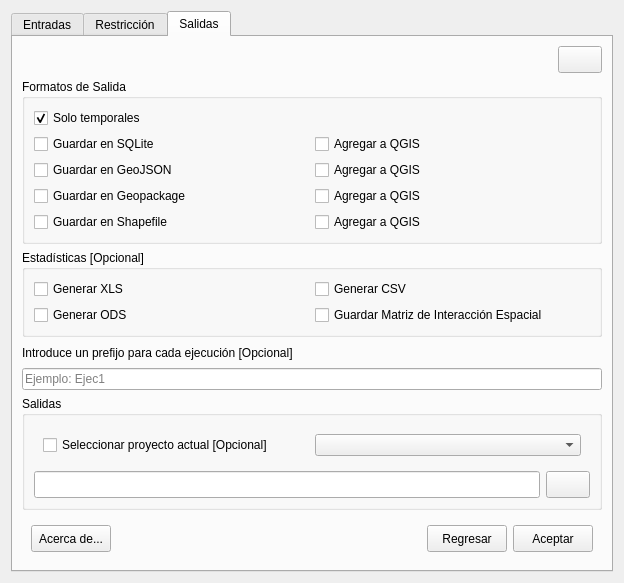
Above: spatial_interaction_models_dialog_base.ui from SirHades696/SpatialInteractionModels before the change. Below: the same form after it.
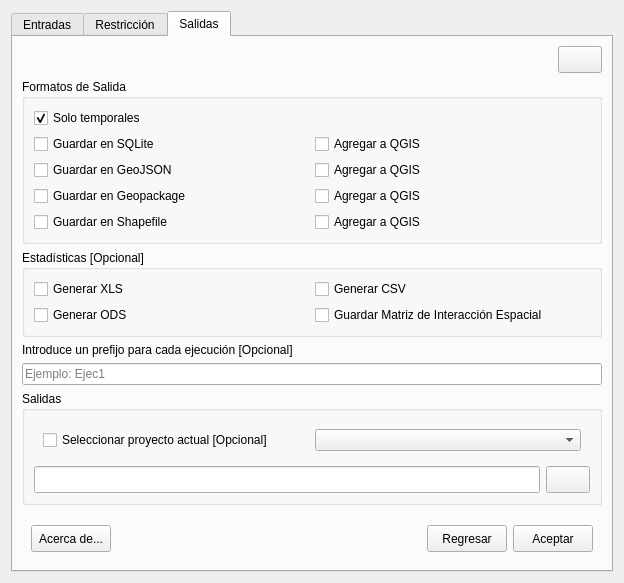
That is the form after the change. The open tabs and pages were chosen to show the change. Icons and pictures are not drawn. Custom widgets are drawn as their Qt base class.

Diff of the .ui file:
```diff
--- a/spatial_interaction_models_dialog_base.ui
+++ b/spatial_interaction_models_dialog_base.ui
@@ -1241,6 +1241,19 @@
          </layout>
         </widget>
        </item>
+       <item row="7" column="0">
+        <spacer name="verticalSpacer_3">
+         <property name="orientation">
+          <enum>Qt::Vertical</enum>
+         </property>
+         <property name="sizeHint" stdset="0">
+          <size>
+           <width>20</width>
+           <height>40</height>
+          </size>
+         </property>
+        </spacer>
+       </item>
       </layout>
      </widget>
     </widget>
```
